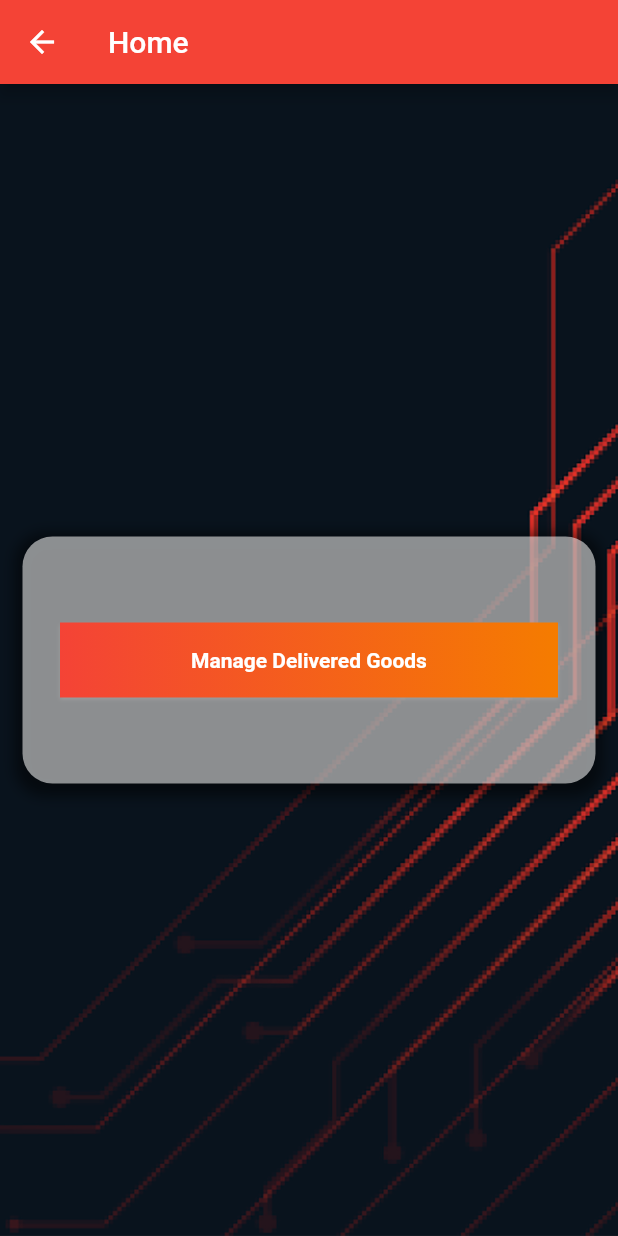
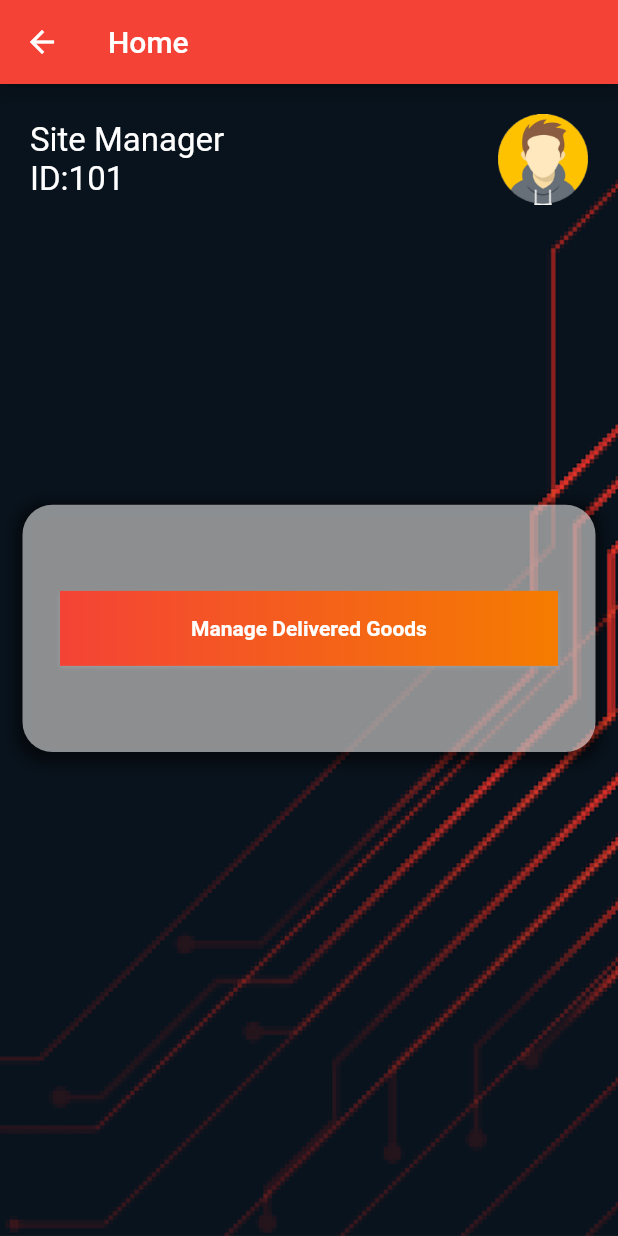
Before and after one commit to UshanFernando/Procurements-for-Construction-Industry, a Flutter app: the DeliveryHome screen opened directly, on a phone screen of 412 x 824 dp. Run offline on Flutter 3.47's test engine with Material 2 defaults, Android fonts, the phone set to English and light mode, and no system bars; our stand-ins replace cloud_firestore, datetime_picker_formfield, firebase_storage, image_picker; missing offline and left inert: horizontal_data_table; accounts and stored records are empty.

Commit message:
*fixed issues

```diff
--- a/lib/Models/Requistion.dart
+++ b/lib/Models/Requistion.dart
@@ -19,7 +19,8 @@ class Requisition {
       'total': totPrice,
       if(products!= null)
       'products': products.map((i) => i.toMap()).toList(),
-      'location': location
+      'location': location,
+      'status':'Pending'
     };
   }
 
--- a/lib/Screens/DeliveryHome.dart
+++ b/lib/Screens/DeliveryHome.dart
@@ -28,7 +28,33 @@ class _DeliveryHomeState extends State<DeliveryHome> {
         body: Center(
           // Center is a layout widget. It takes a single child and positions it
           // in the middle of the parent.
-          child: Container(
+          child: Column(
+            children: [
+              Container(
+                margin: EdgeInsets.all(20),
+                child: Row(
+                  mainAxisAlignment: MainAxisAlignment.spaceBetween,
+                  children: [
+                    Column(
+                      crossAxisAlignment: CrossAxisAlignment.start,
+                      children: [
+                        Text(
+                          'Site Manager',
+                          style: TextStyle(color: Colors.white, fontSize: 22),
+                        ),
+                        Text('ID:101',
+                            style: TextStyle(color: Colors.white, fontSize: 22))
+                      ],
+                    ),
+                    Image.asset(
+                      'Assets/avt.png',
+                      width: 60,
+                    )
+                  ],
+                ),
+              ),
+              SizedBox(height: height*0.2,),
+              Container(
                 margin: EdgeInsets.all(15),
                 height: height * 0.2,
                 width: double.infinity,
@@ -78,6 +104,8 @@ class _DeliveryHomeState extends State<DeliveryHome> {
                   ],
                 ),
               ),
+            ],
+          ),
         ),
         // This trailing comma makes auto-formatting nicer for build methods.
       )
--- a/lib/main.dart
+++ b/lib/main.dart
@@ -1,5 +1,6 @@
 import 'package:cloud_firestore/cloud_firestore.dart';
 import 'package:construction_procurement_app/Providers/DeliveryManagerProvider.dart';
+import 'package:construction_procurement_app/Screens/Login.dart';
 import 'package:flutter/material.dart';
 import 'package:provider/provider.dart';
 import 'Providers/RequisitionProvider.dart';
@@ -46,7 +47,7 @@ class MyApp extends StatelessWidget {
               fillColor: Colors.white70,
             ),
           ),
-          home: DeliveryHome(),
+          home: LoginPage(),
         ));
   }
 }
```
Also changed, not shown: lib/Screens/HomeScreen.dart (+29 -1 lines), lib/Screens/Login.dart (+4 -16 lines), lib/Screens/RequsitionsList.dart (+12 -21 lines). Lines whose indentation alone changed are shown as unchanged.
